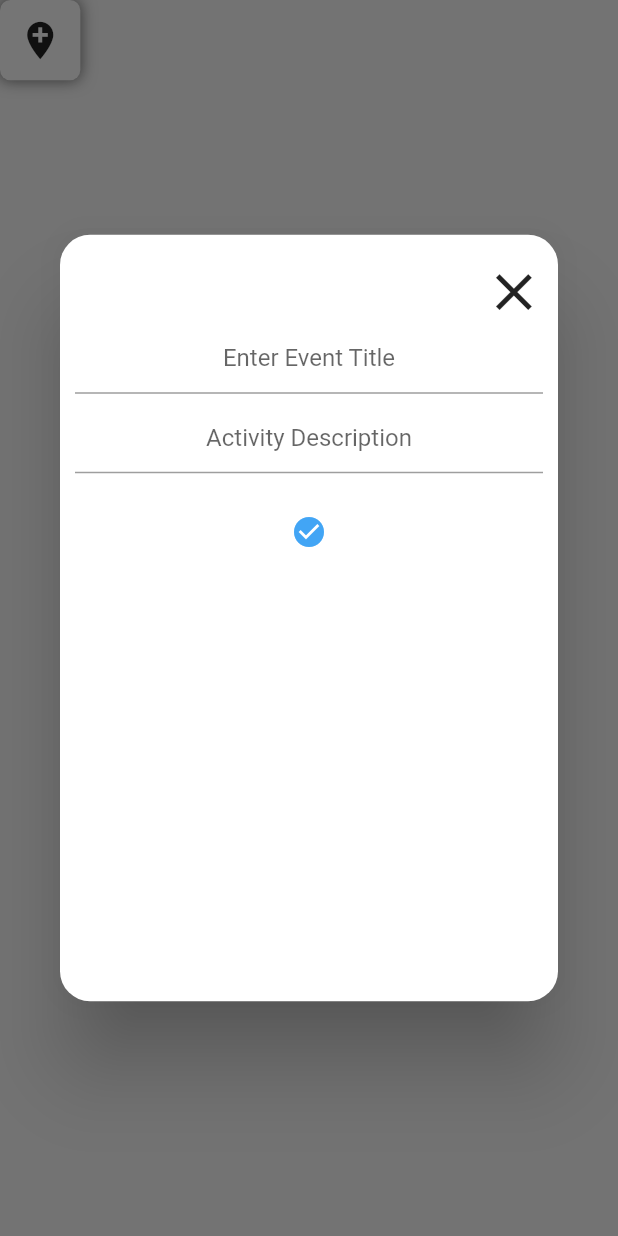
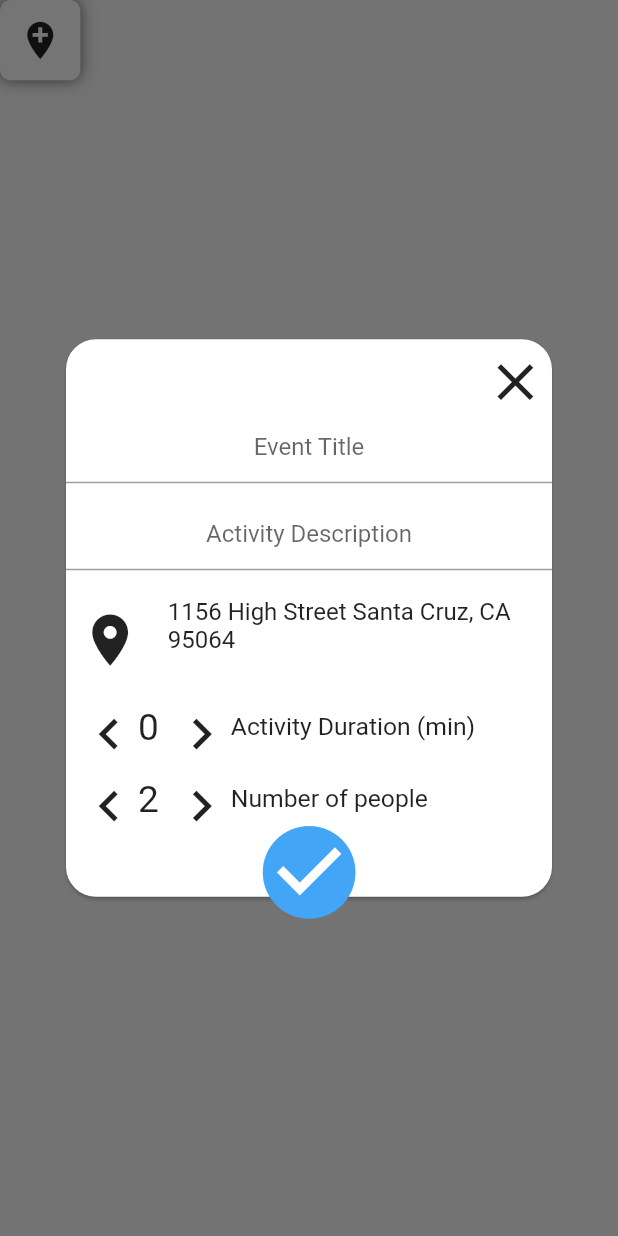
Before and after one commit to DhiKrishna399/OnDot, a Flutter app: the CreateEventButton widget shown alone on an empty page, opened directly, after a tap on the "add location" icon, on a phone screen of 412 x 824 dp. Run offline on Flutter 3.47's test engine with Material 2 defaults, Android fonts, the phone set to English and light mode, and no system bars; drawn by our look-alikes of auto_size_text; our stand-ins replace flutter_spinkit, flutter_swiper, geolocator, google_maps_flutter; missing offline and left inert: animated_size_and_fade, dart:ffi.

Commit message:
Trying to fix our fucked up github

```diff
--- a/project_q/lib/screens/maps_page.dart
+++ b/project_q/lib/screens/maps_page.dart
@@ -1,11 +1,10 @@
 import 'package:flutter/material.dart';
 
 import 'package:project_q/models/size_config.dart';
-import 'package:project_q/widgets/event_widgets/create_event.dart';
+import 'package:project_q/widgets/event_widgets/create_event_card.dart';
 import 'package:project_q/widgets/maps_page_widgets/map_widget.dart';
+import '../models/size_config.dart';
 
-import '../models/size_config.dart';
-import '../widgets/event_widgets/create_event.dart';
 
 
 class MapsPage extends StatefulWidget {
@@ -34,7 +33,7 @@ class _MapsPageState extends State<MapsPage> {
     showDialog(
         context: context,
         builder: (BuildContext context) {
-          return CreateEvent();
+          return CreateEventCard();
         });
   }
 }
--- a/project_q/lib/widgets/button_widgets/maps_button.dart
+++ b/project_q/lib/widgets/button_widgets/maps_button.dart
@@ -1,8 +1,9 @@
 import 'package:flutter/material.dart';
 
 import 'package:project_q/models/size_config.dart';
-import 'package:project_q/widgets/event_widgets/create_event.dart';
+
 import 'package:project_q/screens/settings.dart';
+import 'package:project_q/widgets/event_widgets/create_event_card.dart';
 
 class CreateEventButton extends StatelessWidget {
   const CreateEventButton({
@@ -18,7 +19,7 @@ class CreateEventButton extends StatelessWidget {
         showDialog(
             context: context,
             builder: (BuildContext context) {
-              return CreateEvent();
+              return CreateEventCard();
             });
       },
       child: Container(
--- /dev/null
+++ b/project_q/lib/widgets/event_widgets/create_event_card.dart
@@ -0,0 +1,217 @@
+import 'package:flutter/material.dart';
+import 'package:flutter/services.dart';
+import 'package:provider/provider.dart';
+import 'package:auto_size_text/auto_size_text.dart';
+
+import '../../models/event.dart';
+import '../../providers/events.dart';
+import '../../models/size_config.dart';
+import 'counter.dart';
+import 'event_location_text.dart';
+
+class CreateEventCard extends StatefulWidget {
+  CreateEventCard({Key key}) : super(key: key);
+
+  @override
+  _CreateEventCardState createState() => _CreateEventCardState();
+}
+
+class _CreateEventCardState extends State<CreateEventCard> {
+  final _form = GlobalKey<FormState>();
+  var _editedEvent = Event(
+    title: '',
+    description: '',
+    id: null,
+  );
+  var _initValues = {
+    'title': '',
+    'description': '',
+  };
+  var _isInit = true;
+
+  @override
+  void initState() {
+    super.initState();
+  }
+
+  void didChangeDependencies() {
+    if (_isInit) {
+      final productId = ModalRoute.of(context).settings.arguments as String;
+      if (productId != null) {
+        _editedEvent =
+            Provider.of<Events>(context, listen: false).findById(productId);
+        _initValues = {
+          'title': _editedEvent.title,
+          'description': _editedEvent.description,
+        };
+      }
+    }
+    _isInit = false;
+    super.didChangeDependencies();
+  }
+
+  void _saveForm() {
+    final isValid = _form.currentState.validate();
+    if (!isValid) {
+      return;
+    }
+    _form.currentState.save();
+    if (_editedEvent.id != null) {
+      Provider.of<Events>(context, listen: false)
+          .updateEvent(_editedEvent.id, _editedEvent);
+    } else {
+      Provider.of<Events>(context, listen: false).addEvent(_editedEvent);
+    }
+    Navigator.of(context).pop();
+  }
+
+  @override
+  Widget build(BuildContext context) {
+    return Center(
+      child: Padding(
+        padding: const EdgeInsets.symmetric(horizontal: 40),
+        child: Card(
+          shape:
+              RoundedRectangleBorder(borderRadius: BorderRadius.circular(20.0)),
+          //color: Colors.red[300],
+          child: Stack(
+            overflow: Overflow.visible,
+            children: [
+              Column(
+                mainAxisSize: MainAxisSize.min,
+                children: [
+                  Align(
+                    alignment: Alignment.topRight,
+
+                    child: Padding(
+                      padding: const EdgeInsets.only(right: 5.0),
+                      child: IconButton(
+                        icon: Icon(
+                          Icons.close,
+                          size: SizeConfig.screenHeight * 0.05,
+                        ),
+                        onPressed: () {
+                          Navigator.of(context).pop();
+                        },
+                      ),
+                    ),
+                  ),
+                  Form(
+                    key: _form,
+                    child: Container(
+                      //color: Colors.greenAccent,
+                      padding: const EdgeInsets.only(bottom: 10),
+                      child: TextFormField(
+                        initialValue: _initValues['title'],
+                        inputFormatters: [
+                          new LengthLimitingTextInputFormatter(50)
+                        ],
+                        keyboardType: TextInputType.emailAddress,
+                        textAlign: TextAlign.center,
+                        textInputAction: TextInputAction.next,
+                        decoration: InputDecoration(
+                          hintText: "Event Title",
+                        ),
+                        validator: (value) {
+                          if (value.isEmpty) {
+                            return 'Event Title Required!';
+                          }
+                          return null;
+                        },
+                        onSaved: (value) {
+                          _editedEvent = Event(
+                            title: value,
+                            description: _editedEvent.description,
+                            id: _editedEvent.id,
+                          );
+                        },
+                      ),
+                    ),
+                  ),
+                  Container(
+                    padding: const EdgeInsets.only(bottom: 15.0),
+                    height: SizeConfig.screenHeight * 0.08,
+                    //color: Colors.yellow,
+                    child: TextFormField(
+                      initialValue: _initValues['description'],
+                      inputFormatters: [
+                        new LengthLimitingTextInputFormatter(150)
+                      ],
+                      keyboardType: TextInputType.multiline,
+                      textAlign: TextAlign.center,
+                      decoration: InputDecoration(
+                        hintText: "Activity Description",
+                      ),
+                      validator: (value) {
+                        if (value.isEmpty) {
+                          return 'Description required!';
+                        }
+                        return null;
+                      },
+                      onSaved: (value) {
+                        _editedEvent = Event(
+                          title: _editedEvent.title,
+                          description: value,
+                          id: _editedEvent.id,
+                        );
+                      },
+                    ),
+                  ),
+                  Padding(
+                    padding: const EdgeInsets.only(bottom: 5.0),
+                    child: NewEventLocationText(),
+                  ),
+                  Row(
+                    children: [
+                      Counter(
+                        count: 0,
+                      ),
+                      Text(
+                        'Activity Duration (min)',
+                        maxLines: 1,
+                        style:
+                            TextStyle(fontSize: SizeConfig.screenWidth * 0.04),
+                        // minFontSize: 5,
+                        // stepGranularity: 3,
+                        overflow: TextOverflow.ellipsis,
+                      ),
+                    ],
+                  ),
+                  Row(
+                    children: [
+                      Counter(
+                        count: 2,
+                      ),
+                      Text(
+                        'Number of people',
+                        maxLines: 1,
+                        style:
+                            TextStyle(fontSize: SizeConfig.screenWidth * 0.04),
+                        overflow: TextOverflow.ellipsis,
+                      ),
+                    ],
+                  ),
+                  SizedBox(height: SizeConfig.screenHeight * 0.05,),
+                ],
+              ),
+              Positioned(
+                              child: Container(
+                  padding: const EdgeInsets.only(bottom: 5.0),
+                  child: IconButton(
+                    iconSize: SizeConfig.screenHeight * 0.09,
+                    icon: Icon(Icons.check_circle),
+                    color: Colors.blue[400],
+                    onPressed: _saveForm,
+                  ),
+                ),
+                right: 0,
+                left: 0,
+                bottom: -34,
+              ),
+            ],
+          ),
+        ),
+      ),
+    );
+  }
+}
--- a/project_q/lib/widgets/event_widgets/event_location_text.dart
+++ b/project_q/lib/widgets/event_widgets/event_location_text.dart
@@ -14,16 +14,16 @@ class NewEventLocationText extends StatelessWidget {
           Icons.location_on,
           size: SizeConfig.screenHeight * 0.05,
         ),
-        Column(
-          mainAxisAlignment: MainAxisAlignment.spaceEvenly,
-          crossAxisAlignment: CrossAxisAlignment.start,
-          children: [
-            AutoSizeText('Location'),
-            AutoSizeText(
-              '1156 High St, Santa Cruz, CA 95064',
-
-            ),
-          ],
+        Container(
+          width: SizeConfig.screenWidth * 0.60,
+          height: SizeConfig.screenHeight * 0.07,
+          child: AutoSizeText(
+            '1156 High Street Santa Cruz, CA 95064',
+            style: TextStyle(fontSize: 16),
+            minFontSize: 14,
+            maxLines: 3,
+            overflow: TextOverflow.ellipsis,
+          ),
         ),
       ],
     );
```
